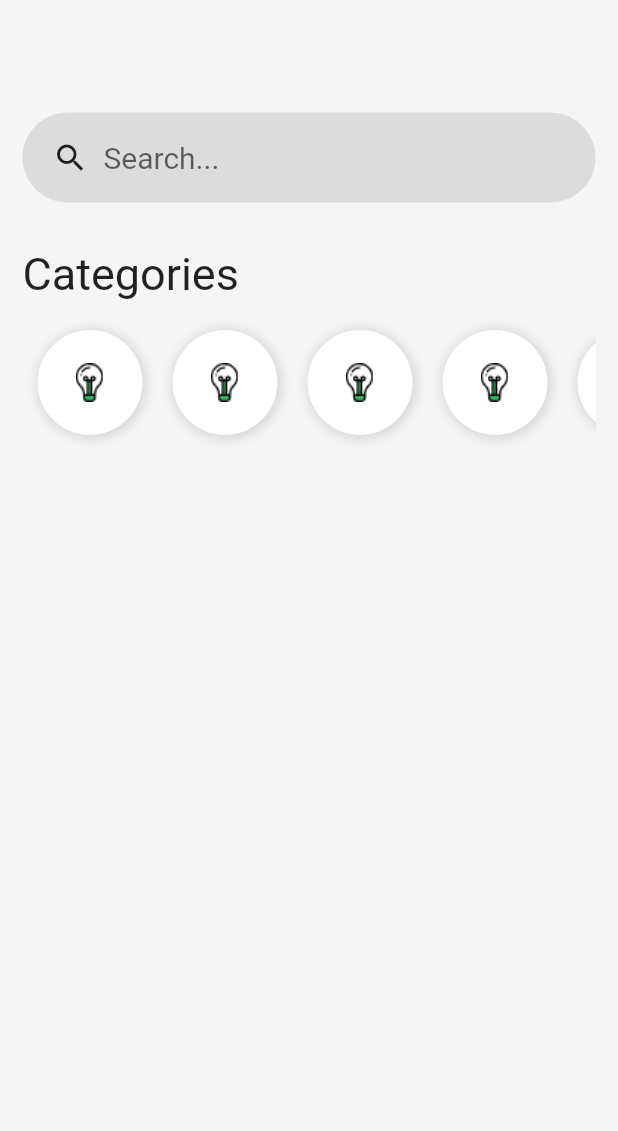
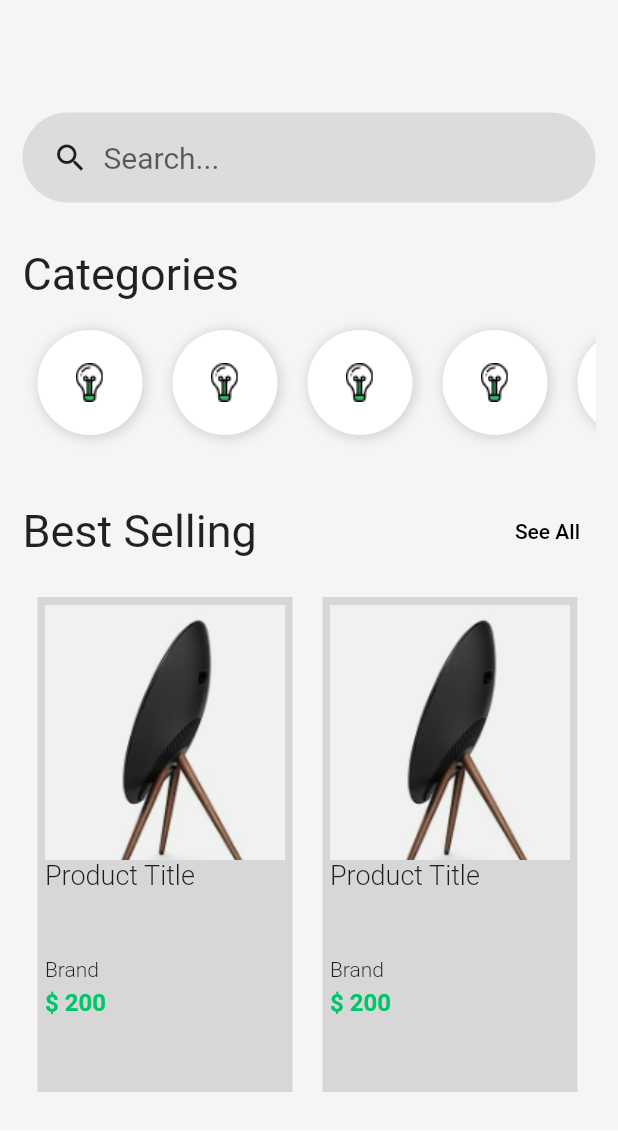
Before and after one commit to oliversieto/shopping_flutter, a Flutter app: the screen it shows after launch, after a tap on "Sign in", on a phone screen of 412 x 824 dp. Shown: the top 1131 px of the screen. Run offline on Flutter 3.47's test engine with Material 2 defaults, Android fonts, the phone set to English and light mode, and no system bars.

Commit message:
feat: criado a seção de produtos

```diff
--- a/lib/pages/home.page.dart
+++ b/lib/pages/home.page.dart
@@ -4,7 +4,8 @@ class HomePage extends StatelessWidget {
   @override
   Widget build(BuildContext context) {
     return Scaffold(
-      body: Container(
+      body: SingleChildScrollView(
+        child: Container(
           padding: EdgeInsets.all(15),
           color: Color(0xFFF5F5F5),
           child: Column(
@@ -30,7 +31,36 @@ class HomePage extends StatelessWidget {
                 height: 90,
                 child: categoryList(),
               ),
+              SizedBox(
+                height: 30,
+              ),
+              Row(
+                mainAxisAlignment: MainAxisAlignment.spaceBetween,
+                children: [
+                  Text(
+                    "Best Selling",
+                    style: TextStyle(fontSize: 30),
+                  ),
+                  TextButton(
+                    onPressed: () {},
+                    child: Text(
+                      "See All",
+                      style: TextStyle(
+                        color: Colors.black,
+                      ),
+                    ),
+                  ),
                 ],
+              ),
+              SizedBox(
+                height: 10,
+              ),
+              Container(
+                height: 350,
+                child: productList(),
+              ),
+            ],
+          ),
         ),
       ),
     );
@@ -117,3 +147,71 @@ Widget categoryItem() {
     child: Image.asset("assets/images/Icon_Devices.png"),
   );
 }
+
+Widget productList() {
+  return Container(
+    child: ListView(
+      scrollDirection: Axis.horizontal,
+      children: [
+        productItem(),
+        productItem(),
+        productItem(),
+        productItem(),
+        productItem(),
+        productItem(),
+        productItem(),
+      ],
+    ),
+  );
+}
+
+Widget productItem() {
+  return Container(
+    width: 170,
+    margin: EdgeInsets.all(10),
+    padding: EdgeInsets.all(5),
+    color: Colors.black12,
+    child: Column(
+      crossAxisAlignment: CrossAxisAlignment.start,
+      children: [
+        Image.asset(
+          "assets/images/product-1.png",
+          width: 170,
+          height: 170,
+          fit: BoxFit.cover,
+        ),
+        Container(
+          height: 60,
+          child: Text(
+            "Product Title",
+            style: TextStyle(
+              fontSize: 18,
+              fontWeight: FontWeight.w300,
+            ),
+          ),
+        ),
+        SizedBox(
+          height: 5,
+        ),
+        Text(
+          "Brand",
+          style: TextStyle(
+            fontSize: 14,
+            fontWeight: FontWeight.w300,
+          ),
+        ),
+        SizedBox(
+          height: 5,
+        ),
+        Text(
+          "\$ 200",
+          style: TextStyle(
+            fontSize: 16,
+            fontWeight: FontWeight.bold,
+            color: Color(0xFF00C569),
+          ),
+        ),
+      ],
+    ),
+  );
+}
```
Lines whose indentation alone changed are shown as unchanged.
